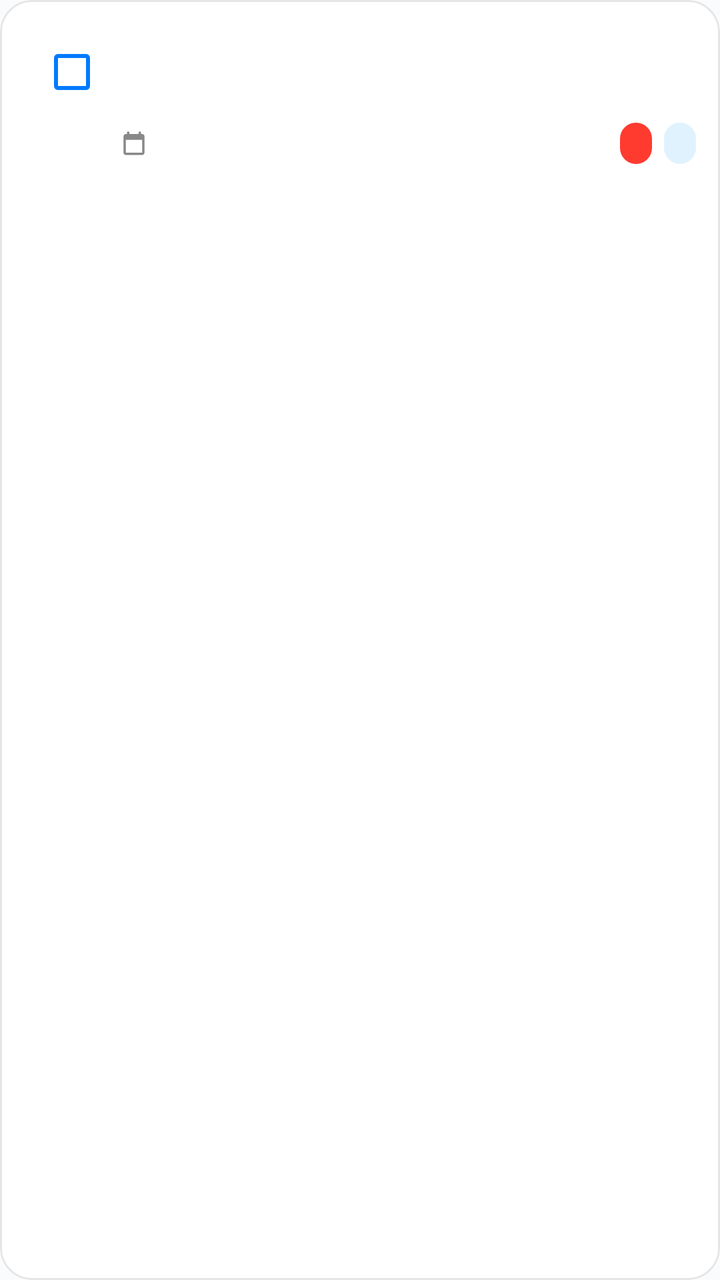
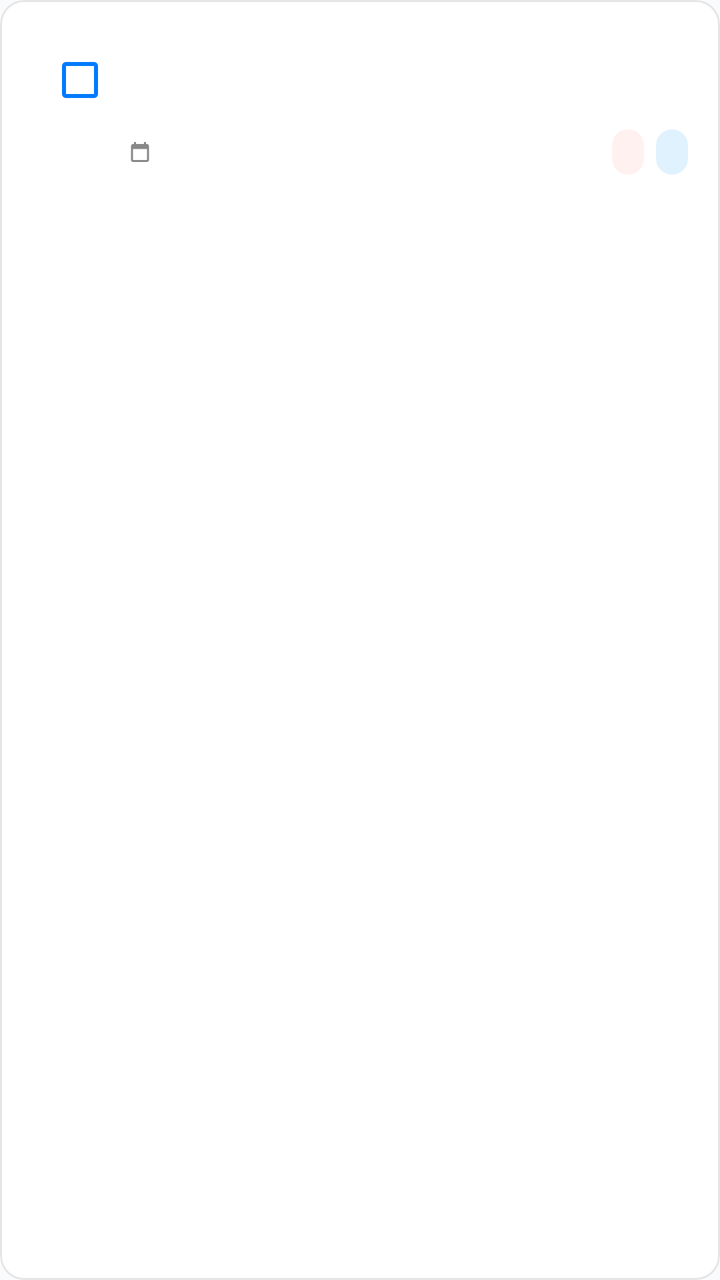

Screens rendered from an Android XML layout before and after an edit, with the pre-edit source and the edit as a unified diff.
<!-- AndroidManifest.xml: application theme Theme.TaskManager -->
<!-- res/layout/item_task.xml -->
<?xml version="1.0" encoding="utf-8"?>
<com.google.android.material.card.MaterialCardView xmlns:android="http://schemas.android.com/apk/res/android"
    xmlns:app="http://schemas.android.com/apk/res-auto"
    android:layout_width="match_parent"
    android:layout_height="wrap_content"
    android:layout_marginBottom="12dp"
    app:cardBackgroundColor="@color/surface"
    app:cardCornerRadius="16dp"
    app:cardElevation="0dp"
    app:strokeColor="@color/divider"
    app:strokeWidth="1dp">

    <LinearLayout
        android:layout_width="match_parent"
        android:layout_height="wrap_content"
        android:gravity="top"
        android:orientation="horizontal"
        android:padding="12dp">

        <CheckBox
            android:id="@+id/task_check"
            android:layout_width="wrap_content"
            android:layout_height="wrap_content"
            android:buttonTint="@color/primary" />

        <LinearLayout
            android:layout_width="0dp"
            android:layout_height="wrap_content"
            android:layout_weight="1"
            android:orientation="vertical">

            <TextView
                android:id="@+id/task_title"
                android:layout_width="match_parent"
                android:layout_height="wrap_content"
                android:textColor="@color/text_primary"
                android:textSize="16sp"
                android:textStyle="bold" />

            <TextView
                android:id="@+id/task_description"
                android:layout_width="match_parent"
                android:layout_height="wrap_content"
                android:layout_marginTop="2dp"
                android:textColor="@color/text_secondary"
                android:textSize="13sp" />

            <LinearLayout
                android:layout_width="match_parent"
                android:layout_height="wrap_content"
                android:layout_marginTop="8dp"
                android:gravity="center_vertical"
                android:orientation="horizontal">

                <ImageView
                    android:layout_width="14dp"
                    android:layout_height="14dp"
                    android:contentDescription="@null"
                    android:src="@drawable/ic_calendar"
                    app:tint="@color/text_secondary" />

                <TextView
                    android:id="@+id/task_due"
                    android:layout_width="0dp"
                    android:layout_height="wrap_content"
                    android:layout_marginStart="6dp"
                    android:layout_weight="1"
                    android:textColor="@color/text_secondary"
                    android:textSize="12sp" />

                <TextView
                    android:id="@+id/task_priority"
                    android:layout_width="wrap_content"
                    android:layout_height="wrap_content"
                    android:background="@drawable/bg_priority"
                    android:paddingHorizontal="8dp"
                    android:paddingVertical="3dp"
                    android:textColor="@android:color/white"
                    android:textSize="11sp" />

                <TextView
                    android:id="@+id/task_category"
                    android:layout_width="wrap_content"
                    android:layout_height="wrap_content"
                    android:layout_marginStart="6dp"
                    android:background="@drawable/bg_chip"
                    android:paddingHorizontal="8dp"
                    android:paddingVertical="3dp"
                    android:textColor="@color/primary"
                    android:textSize="11sp" />
            </LinearLayout>
        </LinearLayout>
    </LinearLayout>
</com.google.android.material.card.MaterialCardView>
<!-- resources referenced by this layout -->
<resources>
  <color name="divider">#E5E5E5</color>
  <color name="primary">#007AFF</color>
  <color name="surface">#FFFFFF</color>
  <color name="text_primary">#1A1A1A</color>
  <color name="text_secondary">#888888</color>
  <!-- drawable bg_chip (drawable) -->
  <?xml version="1.0" encoding="utf-8"?>
  <shape xmlns:android="http://schemas.android.com/apk/res/android">
      <solid android:color="@color/primary_soft" />
      <corners android:radius="100dp" />
  </shape>
  <!-- drawable bg_priority (drawable) -->
  <?xml version="1.0" encoding="utf-8"?>
  <shape xmlns:android="http://schemas.android.com/apk/res/android">
      <solid android:color="@color/priority_high" />
      <corners android:radius="10dp" />
  </shape>
  <!-- drawable ic_calendar (drawable) -->
  <?xml version="1.0" encoding="utf-8"?>
  <vector xmlns:android="http://schemas.android.com/apk/res/android"
      android:width="24dp"
      android:height="24dp"
      android:viewportWidth="24"
      android:viewportHeight="24">
      <path android:fillColor="#007AFF" android:pathData="M19,4h-1V2h-2v2H8V2H6v2H5C3.89,4 3.01,4.9 3.01,6L3,20c0,1.1 0.89,2 2,2h14c1.1,0 2,-0.9 2,-2V6C21,4.9 20.1,4 19,4zM19,20H5V9h14V20z" />
  </vector>
  <style name="Theme.TaskManager" parent="Theme.Material3.Light.NoActionBar">
          <item name="colorPrimary">@color/primary</item>
          <item name="colorPrimaryDark">@color/primary_dark</item>
          <item name="colorSecondary">@color/primary</item>
          <item name="android:statusBarColor">@color/primary</item>
          <item name="android:navigationBarColor">@color/surface</item>
          <item name="android:windowBackground">@color/background</item>
          <item name="android:windowLightStatusBar">false</item>
      </style>
  <color name="primary_soft">#E0F2FE</color>
  <color name="priority_high">#FF3B30</color>
  <color name="primary_dark">#0063D1</color>
  <color name="background">#FAFBFC</color>
</resources>

<!-- the commit's change to res/layout/item_task.xml (unified diff, before → after) -->
@@ -5,7 +5,7 @@
     android:layout_height="wrap_content"
     android:layout_marginBottom="12dp"
     app:cardBackgroundColor="@color/surface"
-    app:cardCornerRadius="16dp"
+    app:cardCornerRadius="12dp"
     app:cardElevation="0dp"
     app:strokeColor="@color/divider"
     app:strokeWidth="1dp">
@@ -15,7 +15,7 @@
         android:layout_height="wrap_content"
         android:gravity="top"
         android:orientation="horizontal"
-        android:padding="12dp">
+        android:padding="16dp">
 
         <CheckBox
             android:id="@+id/task_check"
@@ -34,16 +34,18 @@
                 android:layout_width="match_parent"
                 android:layout_height="wrap_content"
                 android:textColor="@color/text_primary"
-                android:textSize="16sp"
+                android:textSize="15sp"
                 android:textStyle="bold" />
 
             <TextView
                 android:id="@+id/task_description"
                 android:layout_width="match_parent"
                 android:layout_height="wrap_content"
-                android:layout_marginTop="2dp"
+                android:layout_marginTop="4dp"
+                android:ellipsize="end"
+                android:maxLines="2"
                 android:textColor="@color/text_secondary"
-                android:textSize="13sp" />
+                android:textSize="12sp" />
 
             <LinearLayout
                 android:layout_width="match_parent"
@@ -53,8 +55,8 @@
                 android:orientation="horizontal">
 
                 <ImageView
-                    android:layout_width="14dp"
-                    android:layout_height="14dp"
+                    android:layout_width="12dp"
+                    android:layout_height="12dp"
                     android:contentDescription="@null"
                     android:src="@drawable/ic_calendar"
                     app:tint="@color/text_secondary" />
@@ -63,20 +65,21 @@
                     android:id="@+id/task_due"
                     android:layout_width="0dp"
                     android:layout_height="wrap_content"
-                    android:layout_marginStart="6dp"
+                    android:layout_marginStart="4dp"
                     android:layout_weight="1"
                     android:textColor="@color/text_secondary"
-                    android:textSize="12sp" />
+                    android:textSize="11sp" />
 
                 <TextView
                     android:id="@+id/task_priority"
                     android:layout_width="wrap_content"
                     android:layout_height="wrap_content"
-                    android:background="@drawable/bg_priority"
+                    android:background="@drawable/bg_priority_high"
                     android:paddingHorizontal="8dp"
-                    android:paddingVertical="3dp"
-                    android:textColor="@android:color/white"
-                    android:textSize="11sp" />
+                    android:paddingVertical="4dp"
+                    android:textColor="@color/priority_high"
+                    android:textSize="11sp"
+                    android:textStyle="bold" />
 
                 <TextView
                     android:id="@+id/task_category"
@@ -85,9 +88,10 @@
                     android:layout_marginStart="6dp"
                     android:background="@drawable/bg_chip"
                     android:paddingHorizontal="8dp"
-                    android:paddingVertical="3dp"
+                    android:paddingVertical="4dp"
                     android:textColor="@color/primary"
-                    android:textSize="11sp" />
+                    android:textSize="11sp"
+                    android:textStyle="bold" />
             </LinearLayout>
         </LinearLayout>
     </LinearLayout>
<!-- resource entries referenced after the edit -->
@@ -11,11 +11,11 @@
       <solid android:color="@color/primary_soft" />
       <corners android:radius="100dp" />
   </shape>
-  <!-- drawable bg_priority (drawable) -->
+  <!-- drawable bg_priority_high (drawable) -->
   <?xml version="1.0" encoding="utf-8"?>
   <shape xmlns:android="http://schemas.android.com/apk/res/android">
-      <solid android:color="@color/priority_high" />
-      <corners android:radius="10dp" />
+      <solid android:color="@color/priority_high_bg" />
+      <corners android:radius="100dp" />
   </shape>
   <!-- drawable ic_calendar (drawable) -->
   <?xml version="1.0" encoding="utf-8"?>
@@ -36,6 +36,7 @@
           <item name="android:windowLightStatusBar">false</item>
       </style>
   <color name="primary_soft">#E0F2FE</color>
+  <color name="priority_high_bg">#FFF1F0</color>
   <color name="priority_high">#FF3B30</color>
   <color name="primary_dark">#0063D1</color>
   <color name="background">#FAFBFC</color>
